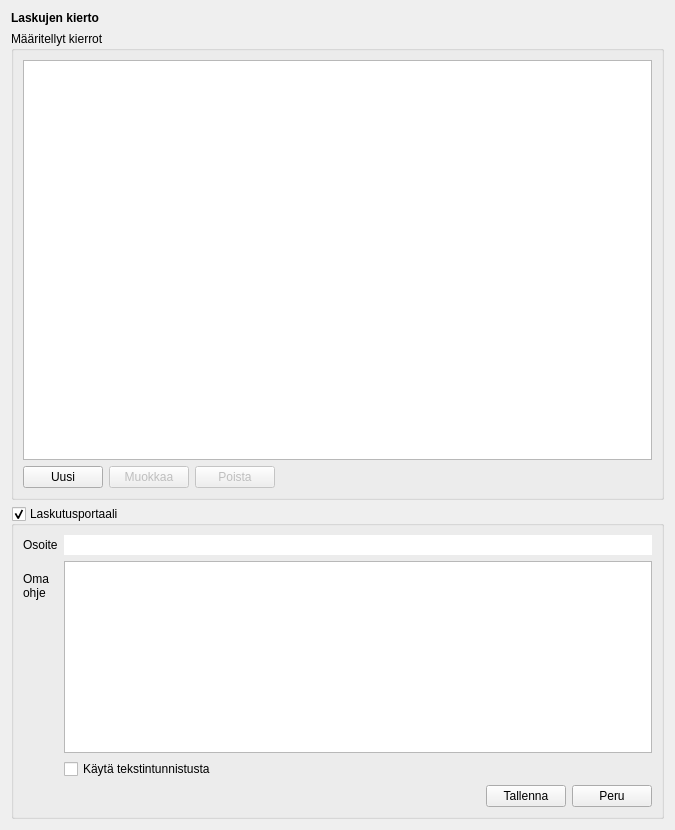
The window that kitsas/kierto/kiertomaaritys.ui (artoh/kitupiikki) describes before a commit, drawn with Qt 5.
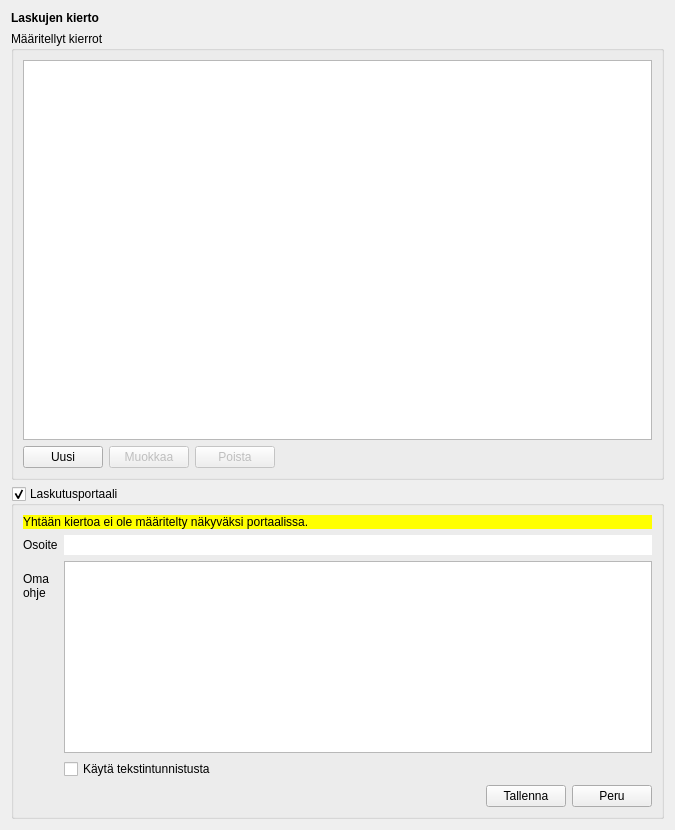
The same window after the commit. Icons and pictures are not drawn.

The edit to the form file:
```diff
--- a/kitsas/kierto/kiertomaaritys.ui
+++ b/kitsas/kierto/kiertomaaritys.ui
@@ -104,6 +104,16 @@
       <bool>true</bool>
      </property>
      <layout class="QVBoxLayout" name="verticalLayout_2">
+      <item>
+       <widget class="QLabel" name="eiPortaalissaLabel">
+        <property name="styleSheet">
+         <string notr="true">background-color: rgb(255, 255, 0);</string>
+        </property>
+        <property name="text">
+         <string>Yhtään kiertoa ei ole määritelty näkyväksi portaalissa.</string>
+        </property>
+       </widget>
+      </item>
       <item>
        <layout class="QFormLayout" name="formLayout">
         <item row="0" column="0">
```
